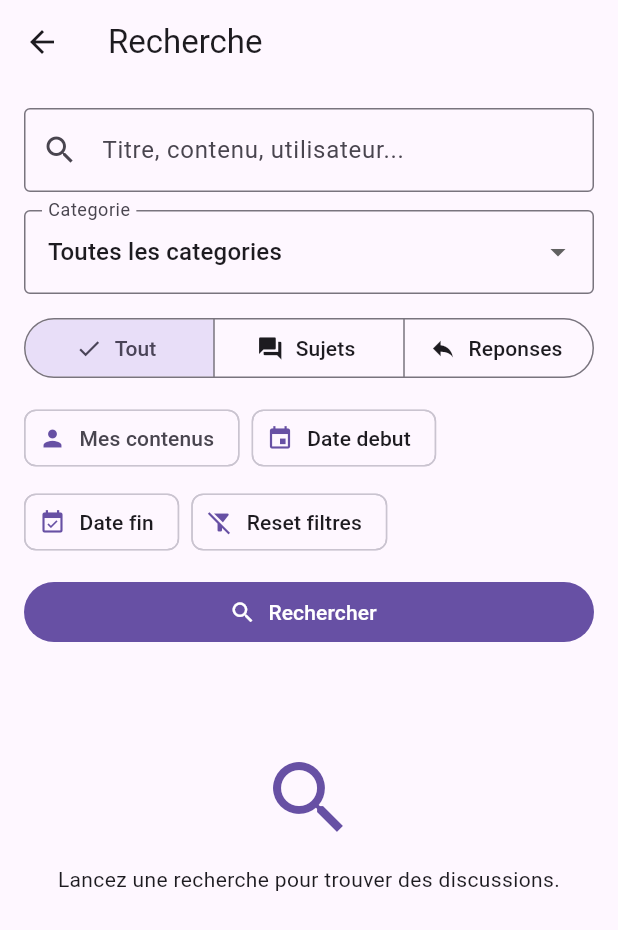
After one commit to manitra26/Forum_Mada, a Flutter app: the SearchScreen screen opened directly, on a phone screen of 412 x 824 dp. The commit adds this screen. Shown: the top 930 px of the screen. Run offline on Flutter 3.47's test engine with Material 3 defaults, Android fonts, the phone set to English and light mode, and no system bars; our stand-ins replace image_picker; missing offline and left inert: postgres; accounts and stored records are empty; network calls fail.

Commit message:
feat : la recherche avancée :                                  - Recherche dans les sujets par titre/contenu - Recherche dans les réponses - Recherche par nom d’utilisateur via le champ texte

```diff
--- /dev/null
+++ b/lib/screens/search_screen.dart
@@ -0,0 +1,384 @@
+import 'package:flutter/material.dart';
+import 'package:provider/provider.dart';
+
+import '../models/topic.dart';
+import '../providers/auth_provider.dart';
+import '../services/api_service.dart';
+import '../utils/formatters.dart';
+import '../widgets/topic_card.dart';
+import 'topic_detail_screen.dart';
+
+class SearchScreen extends StatefulWidget {
+  const SearchScreen({super.key});
+
+  @override
+  State<SearchScreen> createState() => _SearchScreenState();
+}
+
+class _SearchScreenState extends State<SearchScreen> {
+  final ApiService _apiService = ApiService();
+  final TextEditingController _queryController = TextEditingController();
+  List<dynamic> _categories = [];
+  List<Topic> _topics = [];
+  List<Map<String, dynamic>> _posts = [];
+  int? _categoryId;
+  DateTime? _dateFrom;
+  DateTime? _dateTo;
+  String _type = 'all';
+  bool _onlyMine = false;
+  bool _isLoading = false;
+  bool _hasSearched = false;
+  String? _error;
+
+  @override
+  void initState() {
+    super.initState();
+    _loadCategories();
+  }
+
+  @override
+  void dispose() {
+    _queryController.dispose();
+    super.dispose();
+  }
+
+  Future<void> _loadCategories() async {
+    try {
+      final userId = context.read<AuthProvider>().user?.id;
+      final categories = await _apiService.getCategories(userId: userId);
+      if (!mounted) return;
+      setState(() => _categories = categories);
+    } catch (_) {
+      // Filters remain usable without categories.
+    }
+  }
+
+  Future<void> _runSearch() async {
+    final user = context.read<AuthProvider>().user;
+    setState(() {
+      _isLoading = true;
+      _hasSearched = true;
+      _error = null;
+    });
+
+    try {
+      final result = await _apiService.search(
+        query: _queryController.text,
+        categoryId: _categoryId,
+        userId: _onlyMine ? user?.id : null,
+        dateFrom: _dateFrom,
+        dateTo: _dateTo,
+        type: _type,
+      );
+      if (!mounted) return;
+      setState(() {
+        _topics = (result['topics'] as List<dynamic>? ?? const [])
+            .map((item) => Topic.fromJson(item as Map<String, dynamic>))
+            .toList();
+        _posts = (result['posts'] as List<dynamic>? ?? const [])
+            .map((item) => Map<String, dynamic>.from(item as Map))
+            .toList();
+        _isLoading = false;
+      });
+    } catch (e) {
+      if (!mounted) return;
+      setState(() {
+        _error = e.toString();
+        _isLoading = false;
+      });
+    }
+  }
+
+  Future<void> _pickDate({required bool isFrom}) async {
+    final now = DateTime.now();
+    final initial = isFrom ? _dateFrom : _dateTo;
+    final selected = await showDatePicker(
+      context: context,
+      initialDate: initial ?? now,
+      firstDate: DateTime(2020),
+      lastDate: DateTime(now.year + 1, 12, 31),
+    );
+    if (selected == null) return;
+    setState(() {
+      if (isFrom) {
+        _dateFrom = selected;
+      } else {
+        _dateTo = selected;
+      }
+    });
+  }
+
+  void _clearFilters() {
+    setState(() {
+      _categoryId = null;
+      _dateFrom = null;
+      _dateTo = null;
+      _type = 'all';
+      _onlyMine = false;
+    });
+  }
+
+  String _formatDate(DateTime? value) {
+    if (value == null) return '';
+    final month = value.month.toString().padLeft(2, '0');
+    final day = value.day.toString().padLeft(2, '0');
+    return '$day/$month/${value.year}';
+  }
+
+  @override
+  Widget build(BuildContext context) {
+    final total = _topics.length + _posts.length;
+
+    return Scaffold(
+      appBar: AppBar(
+        title: const Text('Recherche'),
+      ),
+      body: SafeArea(
+        child: ListView(
+          padding: const EdgeInsets.all(16),
+          children: [
+            TextField(
+              controller: _queryController,
+              textInputAction: TextInputAction.search,
+              decoration: InputDecoration(
+                hintText: 'Titre, contenu, utilisateur...',
+                prefixIcon: const Icon(Icons.search),
+                suffixIcon: _queryController.text.isEmpty
+                    ? null
+                    : IconButton(
+                        tooltip: 'Effacer',
+                        icon: const Icon(Icons.clear),
+                        onPressed: () {
+                          _queryController.clear();
+                          setState(() {});
+                        },
+                      ),
+                border: const OutlineInputBorder(),
+              ),
+              onChanged: (_) => setState(() {}),
+              onSubmitted: (_) => _runSearch(),
+            ),
+            const SizedBox(height: 12),
+            DropdownButtonFormField<int?>(
+              value: _categoryId,
+              decoration: const InputDecoration(
+                labelText: 'Categorie',
+                border: OutlineInputBorder(),
+              ),
+              items: [
+                const DropdownMenuItem<int?>(
+                  value: null,
+                  child: Text('Toutes les categories'),
+                ),
+                for (final item in _categories)
+                  DropdownMenuItem<int?>(
+                    value: (item as Map<String, dynamic>)['id'] as int,
+                    child: Text(item['name']?.toString() ?? ''),
+                  ),
+              ],
+              onChanged: (value) => setState(() => _categoryId = value),
+            ),
+            const SizedBox(height: 12),
+            SegmentedButton<String>(
+              segments: const [
+                ButtonSegment(
+                  value: 'all',
+                  icon: Icon(Icons.manage_search),
+                  label: Text('Tout'),
+                ),
+                ButtonSegment(
+                  value: 'topics',
+                  icon: Icon(Icons.forum),
+                  label: Text('Sujets'),
+                ),
+                ButtonSegment(
+                  value: 'posts',
+                  icon: Icon(Icons.reply),
+                  label: Text('Reponses'),
+                ),
+              ],
+              selected: {_type},
+              onSelectionChanged: (value) {
+                setState(() => _type = value.first);
+              },
+            ),
+            const SizedBox(height: 12),
+            Wrap(
+              spacing: 8,
+              runSpacing: 8,
+              children: [
+                FilterChip(
+                  avatar: const Icon(Icons.person, size: 18),
+                  label: const Text('Mes contenus'),
+                  selected: _onlyMine,
+                  onSelected: (value) => setState(() => _onlyMine = value),
+                ),
+                ActionChip(
+                  avatar: const Icon(Icons.event, size: 18),
+                  label: Text(
+                    _dateFrom == null
+                        ? 'Date debut'
+                        : 'Depuis ${_formatDate(_dateFrom)}',
+                  ),
+                  onPressed: () => _pickDate(isFrom: true),
+                ),
+                ActionChip(
+                  avatar: const Icon(Icons.event_available, size: 18),
+                  label: Text(
+                    _dateTo == null
+                        ? 'Date fin'
+                        : 'Jusqu au ${_formatDate(_dateTo)}',
+                  ),
+                  onPressed: () => _pickDate(isFrom: false),
+                ),
+                ActionChip(
+                  avatar: const Icon(Icons.filter_alt_off, size: 18),
+                  label: const Text('Reset filtres'),
+                  onPressed: _clearFilters,
+                ),
+              ],
+            ),
+            const SizedBox(height: 12),
+            SizedBox(
+              width: double.infinity,
+              child: FilledButton.icon(
+                onPressed: _isLoading ? null : _runSearch,
+                icon: _isLoading
+                    ? const SizedBox(
+                        width: 18,
+                        height: 18,
+                        child: CircularProgressIndicator(strokeWidth: 2),
+                      )
+                    : const Icon(Icons.search),
+                label: const Text('Rechercher'),
+              ),
+            ),
+            const SizedBox(height: 20),
+            if (_error != null)
+              _SearchMessage(
+                icon: Icons.error,
+                text: _error!,
+              )
+            else if (!_hasSearched)
+              const _SearchMessage(
+                icon: Icons.search,
+                text: 'Lancez une recherche pour trouver des discussions.',
+              )
+            else if (_isLoading)
+              const Center(
+                child: Padding(
+                  padding: EdgeInsets.all(32),
+                  child: CircularProgressIndicator(),
+                ),
+              )
+            else if (total == 0)
+              const _SearchMessage(
+                icon: Icons.search_off,
+                text: 'Aucun resultat trouve.',
+              )
+            else ...[
+              Text(
+                '$total resultat${total > 1 ? 's' : ''}',
+                style: Theme.of(context).textTheme.titleMedium,
+              ),
+              const SizedBox(height: 12),
+              for (final topic in _topics)
+                TopicCard(
+                  topic: topic,
+                  onChanged: _runSearch,
+                ),
+              for (final post in _posts)
+                _PostSearchResult(
+                  post: post,
+                  onChanged: _runSearch,
+                ),
+            ],
+          ],
+        ),
+      ),
+    );
+  }
+}
+
+class _SearchMessage extends StatelessWidget {
+  final IconData icon;
+  final String text;
+
+  const _SearchMessage({
+    required this.icon,
+    required this.text,
+  });
+
+  @override
+  Widget build(BuildContext context) {
+    return Padding(
+      padding: const EdgeInsets.symmetric(vertical: 48),
+      child: Column(
+        children: [
+          Icon(icon, size: 64, color: Theme.of(context).colorScheme.primary),
+          const SizedBox(height: 12),
+          Text(
+            text,
+            textAlign: TextAlign.center,
+          ),
+        ],
+      ),
+    );
+  }
+}
+
+class _PostSearchResult extends StatelessWidget {
+  final Map<String, dynamic> post;
+  final VoidCallback onChanged;
+
+  const _PostSearchResult({
+    required this.post,
+    required this.onChanged,
+  });
+
+  @override
+  Widget build(BuildContext context) {
+    final topicJson = post['topic'];
+    if (topicJson is! Map) {
+      return const SizedBox.shrink();
+    }
+
+    final topic = Topic.fromJson(Map<String, dynamic>.from(topicJson));
+    final createdAt = DateTime.tryParse(post['created_at']?.toString() ?? '');
+
+    return Card(
+      margin: const EdgeInsets.only(bottom: 12),
+      child: ListTile(
+        leading: const CircleAvatar(
+          child: Icon(Icons.reply),
+        ),
+        title: Text(post['content']?.toString() ?? ''),
+        subtitle: Column(
+          crossAxisAlignment: CrossAxisAlignment.start,
+          children: [
+            const SizedBox(height: 4),
+            Text('Dans: ${topic.title}'),
+            const SizedBox(height: 4),
+            Text(
+              [
+                post['username']?.toString() ?? '',
+                if (createdAt != null) timeAgo(createdAt),
+              ].where((item) => item.isNotEmpty).join(' - '),
+            ),
+          ],
+        ),
+        onTap: () async {
+          final changed = await Navigator.push<bool>(
+            context,
+            MaterialPageRoute(
+              builder: (_) => TopicDetailScreen(topic: topic),
+            ),
+          );
+          if (changed == true) {
+            onChanged();
+          }
+        },
+      ),
+    );
+  }
+}
```
Also changed, not shown: lib/screens/home_screen.dart (+11 -0 lines), lib/services/api_service.dart (+36 -0 lines), 1 other file.
